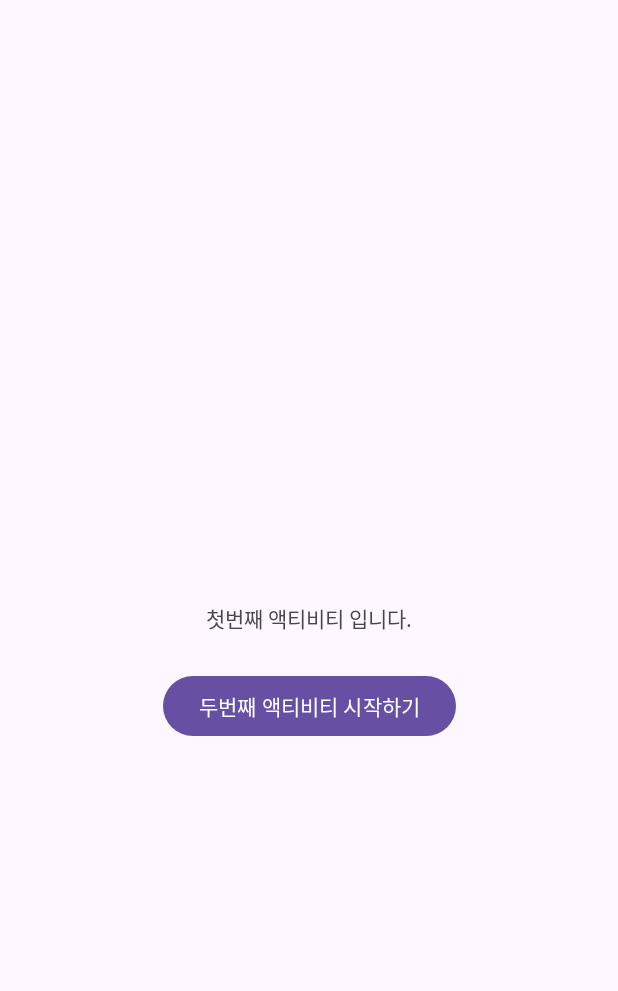
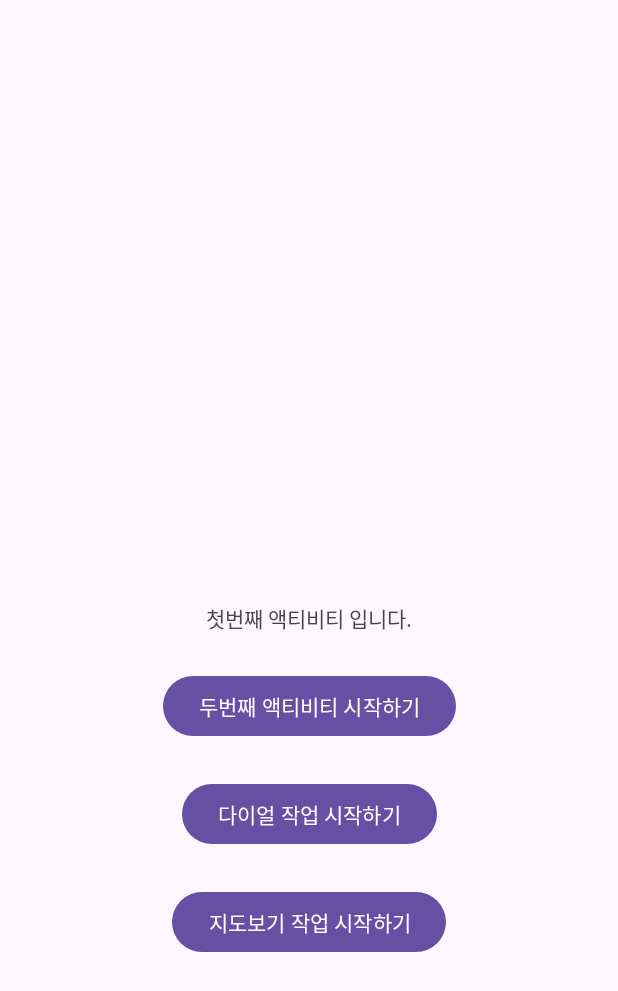
Before and after one commit to subak96/kotlin, an Android app: the screen it shows after launch (FirstActivity), on a phone screen of 412 x 824 dp. Shown: the top 991 px of the screen. Run offline under Robolectric (Android 15) with nearby library versions, the phone set to English and light mode, and no system bars.

Commit message:
버튼 추가 및 동작 추가

```diff
--- a/activity/app/src/main/java/com/example/activity/FirstActivity.kt
+++ b/activity/app/src/main/java/com/example/activity/FirstActivity.kt
@@ -1,8 +1,10 @@
 package com.example.activity
 
 import android.content.Intent
+import android.net.Uri
 import androidx.appcompat.app.AppCompatActivity
 import android.os.Bundle
+import android.view.View
 import android.widget.Button
 
 class FirstActivity : AppCompatActivity() {
@@ -16,6 +18,18 @@ class FirstActivity : AppCompatActivity() {
             val intent = Intent(this, SecondActivity::class.java)
             startActivity(intent)
         }
+    }
+    fun doOnBtnClick(view: View){
+        when(view.getId()) {
+            R.id.buttonDialActivity -> {
+                val  call_intent = Intent(Intent.ACTION_DIAL, Uri.parse("tel:114"))
+                startActivity(call_intent)
+            }
 
+            R.id.buttonMapActivity -> {
+                val  map_intent = Intent(Intent.ACTION_VIEW, Uri.parse("geo:37.565350, 127.01445"))
+                startActivity(map_intent)
+            }
+        }
     }
 }
--- a/activity/app/src/main/res/layout/activity_first.xml
+++ b/activity/app/src/main/res/layout/activity_first.xml
@@ -26,4 +26,26 @@
         app:layout_constraintStart_toStartOf="parent"
         app:layout_constraintTop_toBottomOf="@+id/textView" />
 
+    <Button
+        android:id="@+id/buttonDialActivity"
+        android:layout_width="wrap_content"
+        android:layout_height="wrap_content"
+        android:layout_marginTop="24dp"
+        android:onClick="doOnBtnClick"
+        android:text="다이얼 작업 시작하기"
+        app:layout_constraintEnd_toEndOf="parent"
+        app:layout_constraintStart_toStartOf="parent"
+        app:layout_constraintTop_toBottomOf="@+id/btn_1" />
+
+    <Button
+        android:id="@+id/buttonMapActivity"
+        android:layout_width="wrap_content"
+        android:layout_height="wrap_content"
+        android:layout_marginTop="24dp"
+        android:onClick="doOnBtnClick"
+        android:text="지도보기 작업 시작하기"
+        app:layout_constraintEnd_toEndOf="parent"
+        app:layout_constraintStart_toStartOf="parent"
+        app:layout_constraintTop_toBottomOf="@+id/buttonDialActivity" />
+
 </androidx.constraintlayout.widget.ConstraintLayout>
```
